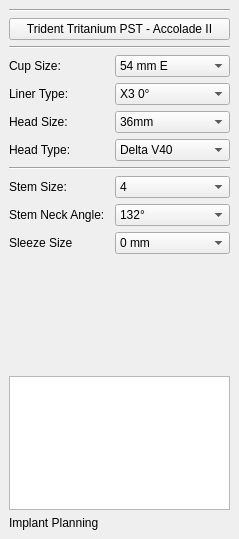
wuzhuobin/MITK-Project, file Apps/THA/view/CasePlanningWidget.ui: the form before one commit.
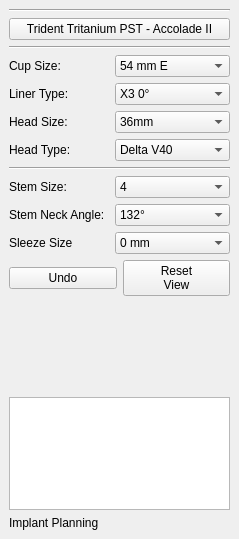
The form after the commit. The open tabs and pages were chosen to show the change.

Commit message: update the preop view.

The edit to the form file:
```diff
--- a/Apps/THA/view/CasePlanningWidget.ui
+++ b/Apps/THA/view/CasePlanningWidget.ui
@@ -537,6 +537,25 @@
       </item>
      </layout>
     </item>
+    <item>
+     <layout class="QHBoxLayout" name="horizontalLayout_2">
+      <item>
+       <widget class="QPushButton" name="pushButton">
+        <property name="text">
+         <string>Undo</string>
+        </property>
+       </widget>
+      </item>
+      <item>
+       <widget class="QPushButton" name="pushButton_3">
+        <property name="text">
+         <string>Reset
+View</string>
+        </property>
+       </widget>
+      </item>
+     </layout>
+    </item>
     <item>
      <spacer name="verticalSpacer_5">
       <property name="orientation">
```
Left out of the diff: 23 changed lines with no effect on the pictures. The commit also changes 3 other files.
